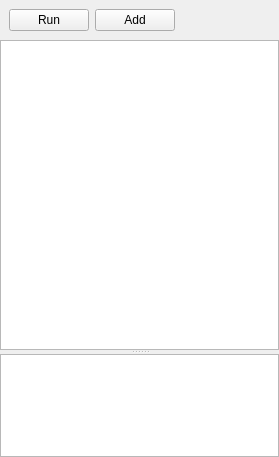
The window that uitester/ui/case_run/case_run.ui (IfengAutomation/uitester) describes before a commit, drawn with Qt 5.
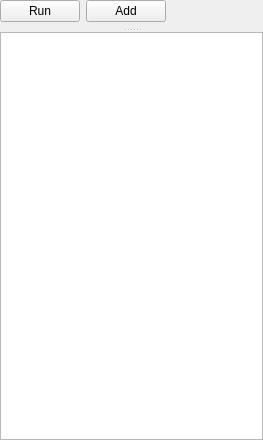
The same window after the commit. Icons and pictures are not drawn.

Commit message: add cases table to "add case" page, add result table to "run" page

Diff of the .ui file:
```diff
--- a/uitester/ui/case_run/case_run.ui
+++ b/uitester/ui/case_run/case_run.ui
@@ -6,8 +6,8 @@
    <rect>
     <x>0</x>
     <y>0</y>
-    <width>279</width>
-    <height>457</height>
+    <width>263</width>
+    <height>440</height>
    </rect>
   </property>
   <property name="sizePolicy">
@@ -20,9 +20,6 @@
    <string>Form</string>
   </property>
   <layout class="QVBoxLayout" name="verticalLayout">
-   <property name="spacing">
-    <number>0</number>
-   </property>
    <property name="leftMargin">
     <number>0</number>
    </property>
@@ -38,6 +35,18 @@
    <item>
     <widget class="QWidget" name="widget" native="true">
      <layout class="QHBoxLayout" name="horizontalLayout_2">
+      <property name="leftMargin">
+       <number>0</number>
+      </property>
+      <property name="topMargin">
+       <number>0</number>
+      </property>
+      <property name="rightMargin">
+       <number>0</number>
+      </property>
+      <property name="bottomMargin">
+       <number>0</number>
+      </property>
       <item>
        <widget class="QPushButton" name="run_stop_btn">
         <property name="sizePolicy">
@@ -93,13 +102,8 @@
      <property name="orientation">
       <enum>Qt::Vertical</enum>
      </property>
-     <widget class="QTableView" name="case_table_view">
-      <property name="sizePolicy">
-       <sizepolicy hsizetype="Expanding" vsizetype="Expanding">
-        <horstretch>0</horstretch>
-        <verstretch>3</verstretch>
-       </sizepolicy>
-      </property>
+     <widget class="QWidget" name="layoutWidget">
+      <layout class="QHBoxLayout" name="case_table_layout"/>
      </widget>
      <widget class="QTextBrowser" name="logarea">
       <property name="sizePolicy">
```
The commit also changes 4 other files.
